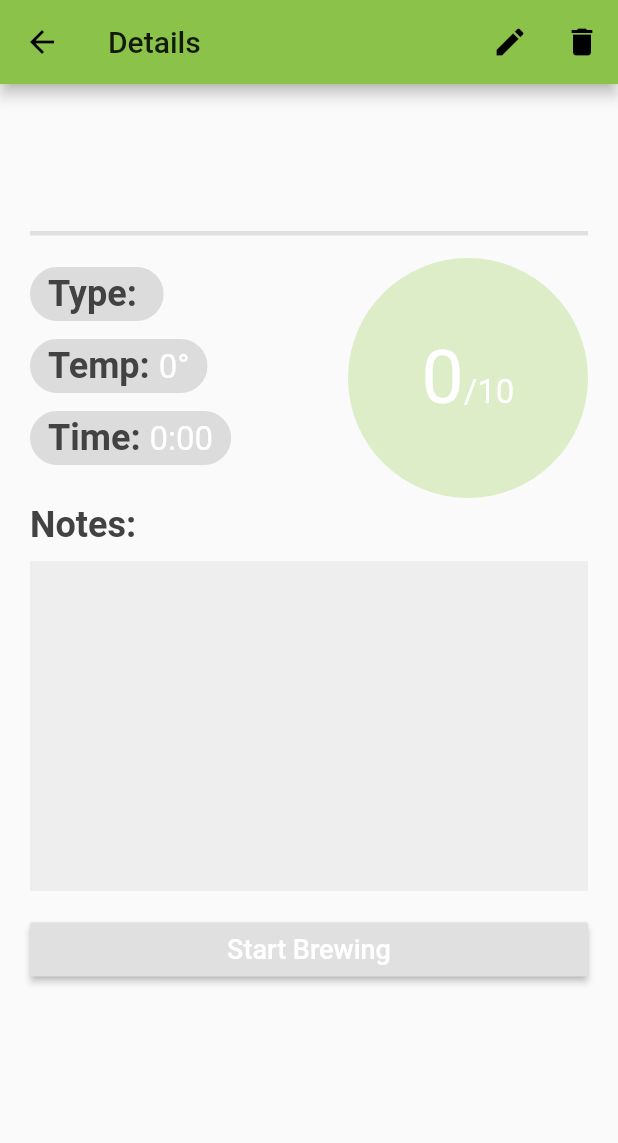
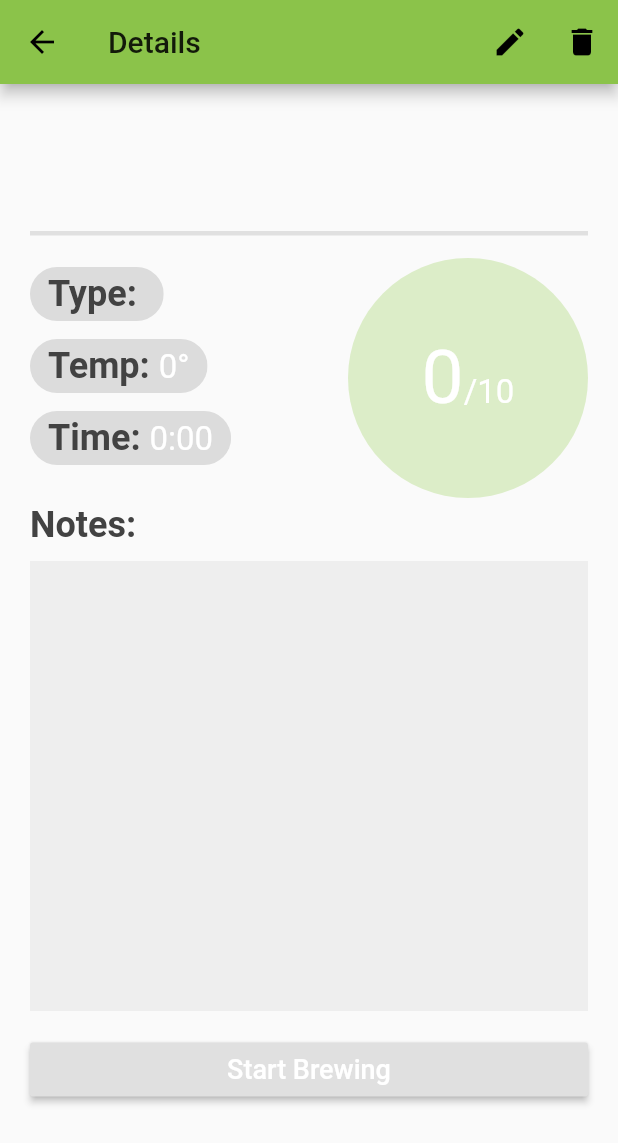
Before and after one commit to jketterer/leaf-log, a Flutter app: the DetailPage screen opened directly with empty values, on a phone screen of 412 x 824 dp. Shown: the top 1143 px of the screen. Run offline on Flutter 3.47's test engine with Material 2 defaults, Android fonts, the phone set to English and light mode, and no system bars; our stand-ins replace audioplayers, font_awesome_flutter, shared_preferences, sqflite; missing offline and left inert: flutter_picker, flutter_sidekick; accounts and stored records are empty.

Commit message:
ui touchups

```diff
--- a/lib/screens/tea_screens.dart
+++ b/lib/screens/tea_screens.dart
@@ -652,7 +652,9 @@ class DetailPage extends StatelessWidget {
             ),
           ],
         ),
-      body: ListView(
+        body: Stack(
+          children: <Widget>[
+            ListView(
               children: <Widget>[
                 Padding(
                   padding: EdgeInsets.fromLTRB(20, 15, 20, 0),
@@ -704,7 +706,8 @@ class DetailPage extends StatelessWidget {
                                 label: RichText(
                                   text: TextSpan(children: <TextSpan>[
                                     TextSpan(text: "Type: ", style: labelStyle),
-                              TextSpan(text: thisTea.type, style: infoStyle)
+                                    TextSpan(
+                                        text: thisTea.type, style: infoStyle)
                                   ]),
                                 ),
                               ),
@@ -749,7 +752,7 @@ class DetailPage extends StatelessWidget {
                         ],
                       ),
                       Container(
-                  height: 220,
+                        height: 300,
                         width: 1000,
                         padding: EdgeInsets.all(10),
                         color: Colors.grey[200],
@@ -765,7 +768,8 @@ class DetailPage extends StatelessWidget {
                               color: _typeColors[thisTea.type],
                               child: Text(
                                 "Start Brewing",
-                          style: TextStyle(fontSize: 18, color: Colors.white),
+                                style: TextStyle(
+                                    fontSize: 18, color: Colors.white),
                               ),
                               onPressed: () {
                                 callParentFunction(1);
@@ -781,6 +785,8 @@ class DetailPage extends StatelessWidget {
                     ],
                   ),
                 ),
+              ],
+            ),
             Hero(
                 tag: "FloatingTimer",
                 child: GestureDetector(
@@ -793,8 +799,7 @@ class DetailPage extends StatelessWidget {
                   ),
                 ))
           ],
-      ),
-    );
+        ));
   }
 
   // Function converts time in seconds to a readable format
```
Also changed, not shown: lib/screens/timer.dart (+5 -3 lines). Lines whose indentation alone changed are shown as unchanged.
